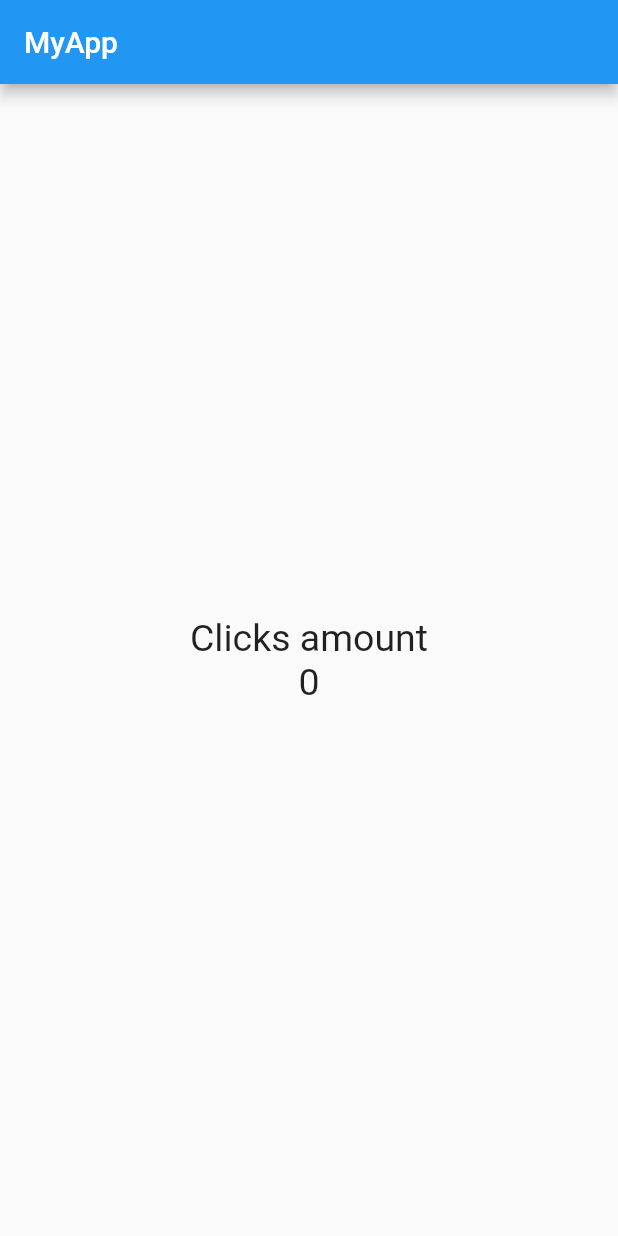
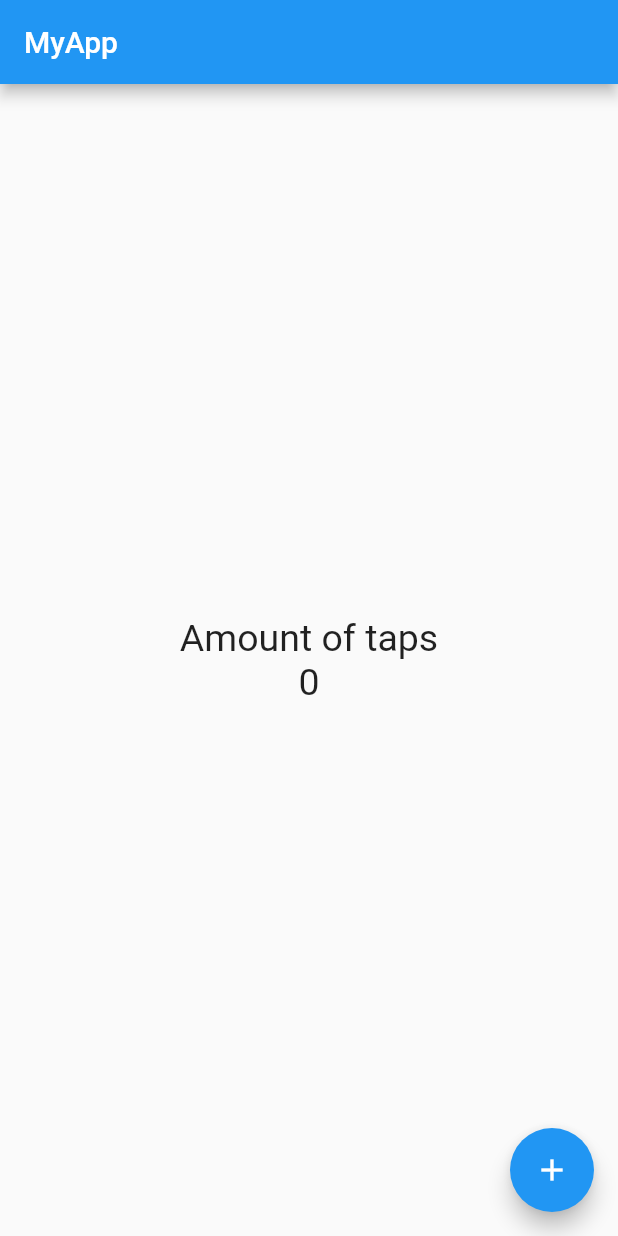
Before and after one commit to VictorParodi/Counter, a Flutter app: the screen it shows after launch, on a phone screen of 412 x 824 dp. Run offline on Flutter 3.47's test engine with Material 2 defaults, Android fonts, the phone set to English and light mode, and no system bars.

```diff
--- a/lib/src/app.dart
+++ b/lib/src/app.dart
@@ -1,12 +1,13 @@
 import 'package:flutter/material.dart';
-import './pages/home_page.dart';
+import './pages/counter_page.dart';
 
 class App extends StatelessWidget {
   @override
   Widget build(context) {
     return MaterialApp(
+      debugShowCheckedModeBanner: false,
       home: Center(
-        child: new HomePage(),
+        child: new CounterPage(),
       ),
     );
   }
--- /dev/null
+++ b/lib/src/pages/counter_page.dart
@@ -0,0 +1,40 @@
+import 'package:flutter/material.dart';
+
+class CounterPage extends StatefulWidget {
+  @override
+  createState() {
+    return _CounterPageState();
+  }
+}
+
+class _CounterPageState extends State<CounterPage> {
+  final _myTextStyle = TextStyle(fontSize: 25.0);
+  int _counter = 0;
+
+  @override
+  Widget build(BuildContext context) {
+    return Scaffold(
+      appBar: AppBar(
+        title: Text('MyApp')
+      ),
+
+      body: Center(
+        child: Column(
+          mainAxisAlignment: MainAxisAlignment.center,
+          children: <Widget>[
+            Text('Amount of taps', style: _myTextStyle),
+            Text('$_counter', style: _myTextStyle)
+          ],
+        )
+      ),
+
+      floatingActionButton: FloatingActionButton(
+        onPressed: () {
+          _counter++;
+          setState((){});
+        },
+        child: Icon(Icons.add),
+      ),
+    );
+  }
+}
--- a/lib/src/pages/home_page.dart
+++ b/lib/src/pages/home_page.dart
@@ -19,6 +19,11 @@ class HomePage extends StatelessWidget {
           ],
         )
       ),
+
+      floatingActionButton: FloatingActionButton(
+        onPressed: () => print('It works'),
+        child: Icon(Icons.add),
+      ),
     );
   }
 }
```
